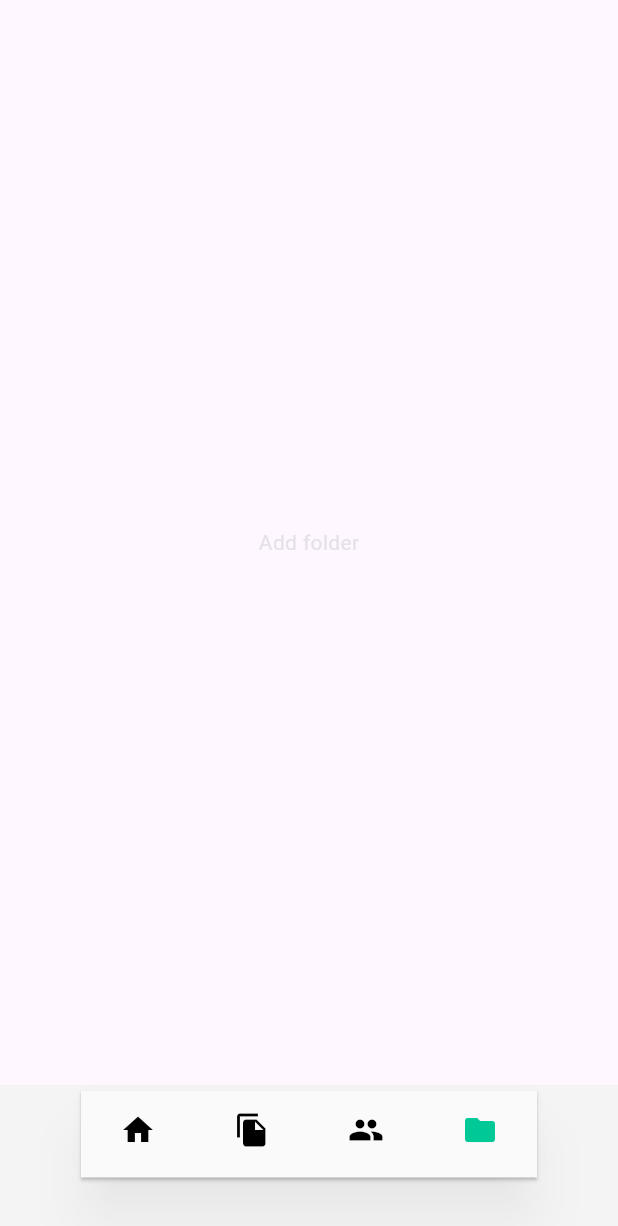
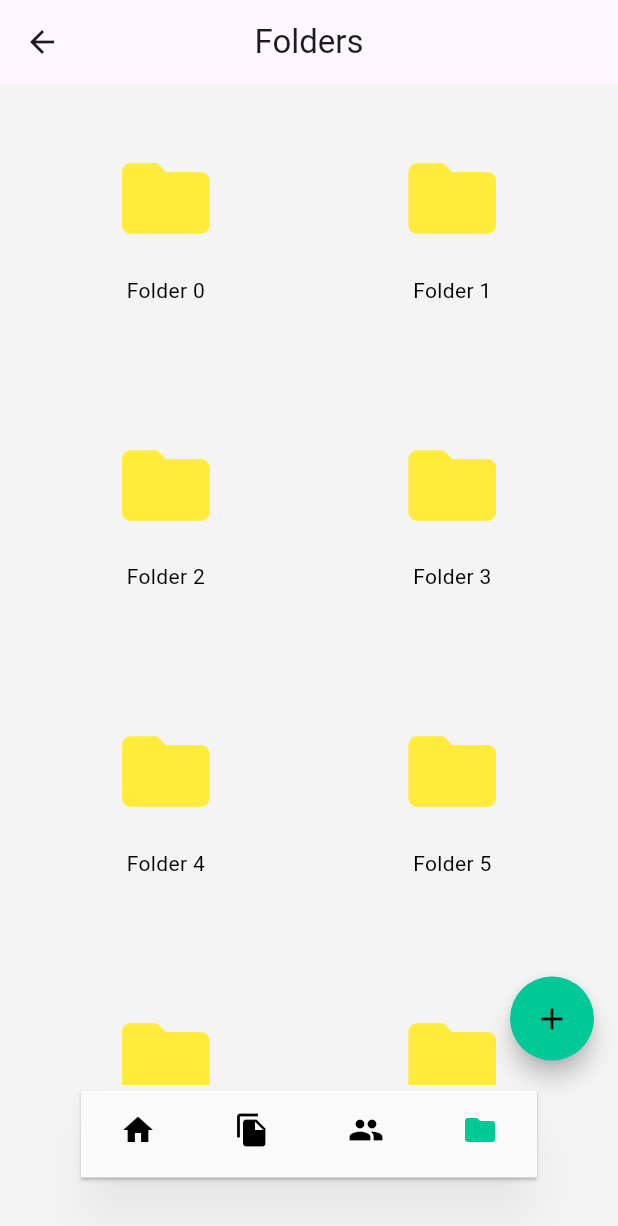
Before and after one commit to isuru9625/admin-instrutor-student, a Flutter app: the BottomBarScreen screen opened directly, item 4 of the bottom bar chosen, on a phone screen of 412 x 824 dp. Shown: the top 1226 px of the screen. Run offline on Flutter 3.47's test engine with Material 3 defaults, Android fonts, the phone set to English and light mode, and no system bars; our stand-ins replace cloud_firestore, firebase_core, gap, google_fonts; missing offline and left inert: flutter_email_sender; accounts and stored records are empty.

Commit message:
folder list screen

```diff
--- a/lib/screens/add_folder_screen/add_folder_screen.dart
+++ /dev/null
@@ -1,17 +0,0 @@
-import 'package:flutter/material.dart';
-
-class AddFolderScreen extends StatefulWidget {
-  const AddFolderScreen({super.key});
-
-  @override
-  State<AddFolderScreen> createState() => _AddFolderScreenState();
-}
-
-class _AddFolderScreenState extends State<AddFolderScreen> {
-  @override
-  Widget build(BuildContext context) {
-    return const Scaffold(
-      body: Center(child: Text('Add folder')),
-    );
-  }
-}
--- /dev/null
+++ b/lib/screens/add_folder_screen/folder_list_screen.dart
@@ -0,0 +1,60 @@
+import 'package:educator_app/screens/res/app_colors.dart';
+import 'package:flutter/material.dart';
+import 'package:gap/gap.dart';
+
+class FolderListScreen extends StatefulWidget {
+  const FolderListScreen({super.key});
+
+  @override
+  State<FolderListScreen> createState() => _FolderListScreenState();
+}
+
+class _FolderListScreenState extends State<FolderListScreen> {
+  @override
+  Widget build(BuildContext context) {
+    return Scaffold(
+      backgroundColor: AppColors.backGround,
+      floatingActionButton: FloatingActionButton(
+        backgroundColor: AppColors.green,
+        shape: const CircleBorder(),
+        onPressed: (){},
+        child: const Icon(
+          Icons.add,
+          color: AppColors.black,
+        ),
+      ),
+      appBar: AppBar(
+        title: const Text('Folders'),
+        centerTitle: true,
+      ),
+      body: Padding(
+        padding: const EdgeInsets.symmetric(horizontal: 20),
+        child: GridView.builder(
+          gridDelegate: const SliverGridDelegateWithFixedCrossAxisCount(
+            crossAxisCount: 2,
+            crossAxisSpacing: 10.0,
+            mainAxisSpacing: 10.0,
+          ),
+          itemCount: 20, // Number of items in the grid
+          itemBuilder: (BuildContext context, int index) {
+            return Column(
+               mainAxisAlignment: MainAxisAlignment.center,
+              children: [
+                IconButton(
+                  color: Colors.yellow,
+                  splashColor: AppColors.blue,
+                  focusColor: AppColors.blue,
+                  hoverColor: AppColors.blue,
+                  iconSize: 70,
+                  onPressed: () {},
+                  icon: const Icon(Icons.folder)),
+                  const Gap(8),
+                Text('Folder $index', style: const TextStyle(color: AppColors.black),)
+              ],
+            );
+          },
+        ),
+      ),
+    );
+  }
+}
--- a/lib/screens/bottomBar_screen/bottom_bar_screen.dart
+++ b/lib/screens/bottomBar_screen/bottom_bar_screen.dart
@@ -1,4 +1,4 @@
-import 'package:educator_app/screens/add_folder_screen/add_folder_screen.dart';
+import 'package:educator_app/screens/add_folder_screen/folder_list_screen.dart';
 import 'package:educator_app/screens/entry_screen/entry_screen.dart';
 import 'package:educator_app/screens/home_screen/home_screen.dart';
 import 'package:educator_app/screens/instructor_screen/instructor_screen.dart';
@@ -39,7 +39,7 @@ class _BottomBarScreenState extends State<BottomBarScreen> {
       const HomeScreen(),
       const EntryScreen(),
       const InstructorScreen(),
-      const AddFolderScreen()
+      const FolderListScreen()
     ]);
 
     super.initState();
```
Also changed, not shown: lib/screens/home_screen/home_screen.dart (+12 -6 lines).
